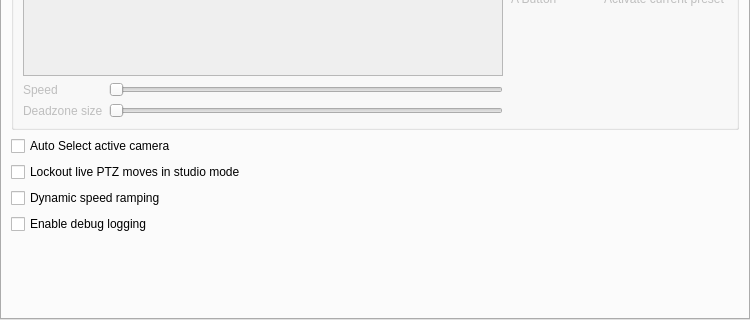
The window that src/settings.ui (glikely/obs-ptz) describes before a commit, drawn with Qt 5; both pictures show x 0 to 750 and y 180 to 500 of the 750 by 500 pixel window.
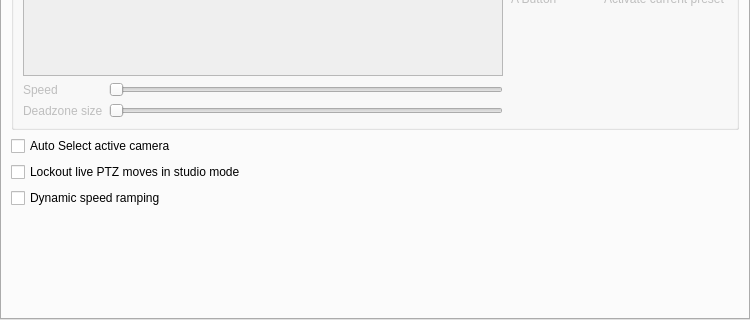
The same window after the commit. Custom widgets are drawn as their Qt base class.

Commit message:
settings: Remove the debug log checkbox from settings
Protocol trace logs are changing to be per-device instead of global,
which means that debug log checkbox doesn't make much sense anymore.
Remove the debug log checkbox, and display the verbose json log
unconditionally.

```diff
--- a/src/settings.ui
+++ b/src/settings.ui
@@ -143,13 +143,6 @@
          </property>
         </widget>
        </item>
-       <item>
-        <widget class="QCheckBox" name="enableDebugLogCheckBox">
-         <property name="text">
-          <string>Enable debug logging</string>
-         </property>
-        </widget>
-       </item>
        <item>
         <spacer name="verticalSpacer">
          <property name="orientation">
```
The commit also changes 2 other files.
